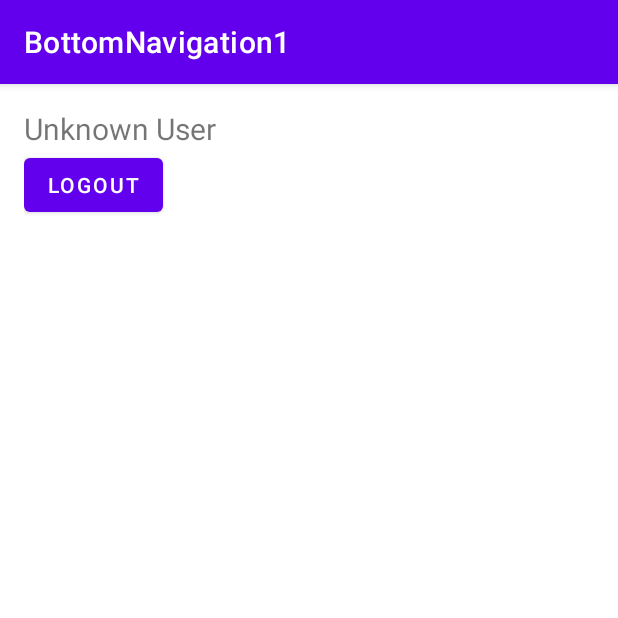
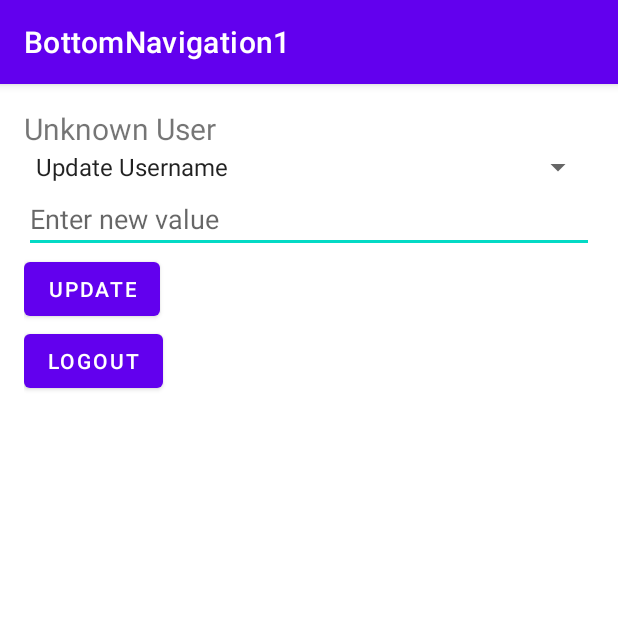
Before and after one commit to lyx0902/WiseBrush, an Android app built with Jetpack Compose: the UserHomeActivity screen opened directly, with no data from a screen before it, on a phone screen of 412 x 824 dp, the top half of it. Run offline under Robolectric (Android 15) with nearby library versions, the phone set to English and light mode, and no system bars.

Commit message:
update Personnel Module by lyx

```diff
--- a/app/src/main/java/com/example/bottomnavigation1/ui/notifications/UserHomeActivity.kt
+++ b/app/src/main/java/com/example/bottomnavigation1/ui/notifications/UserHomeActivity.kt
@@ -2,8 +2,7 @@ package com.example.bottomnavigation1.ui.notifications
 
 import android.os.Bundle
 import android.util.Log
-import android.widget.Button
-import android.widget.TextView
+import android.widget.*
 import androidx.appcompat.app.AppCompatActivity
 import com.example.bottomnavigation1.R
 
@@ -14,7 +13,7 @@ class UserHomeActivity : AppCompatActivity() {
         setContentView(R.layout.activity_user_home)
 
         val username = intent.getStringExtra("username")
-        Log.d("UserHomeActivity", "Username: $username") // 添加日志记录
+        Log.d("UserHomeActivity", "Username: $username")
 
         val usernameTextView = findViewById<TextView>(R.id.usernameTextView)
         if (username != null) {
@@ -23,7 +22,31 @@ class UserHomeActivity : AppCompatActivity() {
             usernameTextView.text = "Unknown User"
         }
 
+        val updateOptionsSpinner = findViewById<Spinner>(R.id.updateOptionsSpinner)
+        val updateValueEditText = findViewById<EditText>(R.id.updateValueEditText)
+        val updateButton = findViewById<Button>(R.id.updateButton)
         val logoutButton = findViewById<Button>(R.id.logoutButton)
+
+        updateButton.setOnClickListener {
+            val selectedOption = updateOptionsSpinner.selectedItem.toString()
+            val newValue = updateValueEditText.text.toString()
+
+            when (selectedOption) {
+                "Update Username" -> {
+                    // Handle username update
+                    Toast.makeText(this, "Username updated to $newValue", Toast.LENGTH_SHORT).show()
+                }
+                "Update Password" -> {
+                    // Handle password update
+                    Toast.makeText(this, "Password updated", Toast.LENGTH_SHORT).show()
+                }
+                "Update Email" -> {
+                    // Handle email update
+                    Toast.makeText(this, "Email updated to $newValue", Toast.LENGTH_SHORT).show()
+                }
+            }
+        }
+
         logoutButton.setOnClickListener {
             finish() // Close the UserHomeActivity and return to NotificationsFragment
         }
--- a/app/src/main/res/layout/activity_user_home.xml
+++ b/app/src/main/res/layout/activity_user_home.xml
@@ -13,6 +13,24 @@
         android:textSize="20sp"
         android:visibility="visible"/>
 
+    <Spinner
+        android:id="@+id/updateOptionsSpinner"
+        android:layout_width="match_parent"
+        android:layout_height="wrap_content"
+        android:entries="@array/update_options"/>
+
+    <EditText
+        android:id="@+id/updateValueEditText"
+        android:layout_width="match_parent"
+        android:layout_height="wrap_content"
+        android:hint="Enter new value"/>
+
+    <Button
+        android:id="@+id/updateButton"
+        android:layout_width="wrap_content"
+        android:layout_height="wrap_content"
+        android:text="Update"/>
+
     <Button
         android:id="@+id/logoutButton"
         android:layout_width="wrap_content"
--- a/app/src/main/res/values/strings.xml
+++ b/app/src/main/res/values/strings.xml
@@ -3,4 +3,9 @@
     <string name="title_home">文生图</string>
     <string name="title_dashboard">图生图</string>
     <string name="title_notifications">个人主页</string>
+    <string-array name="update_options">
+        <item>Update Username</item>
+        <item>Update Password</item>
+        <item>Update Email</item>
+    </string-array>
 </resources>
```
